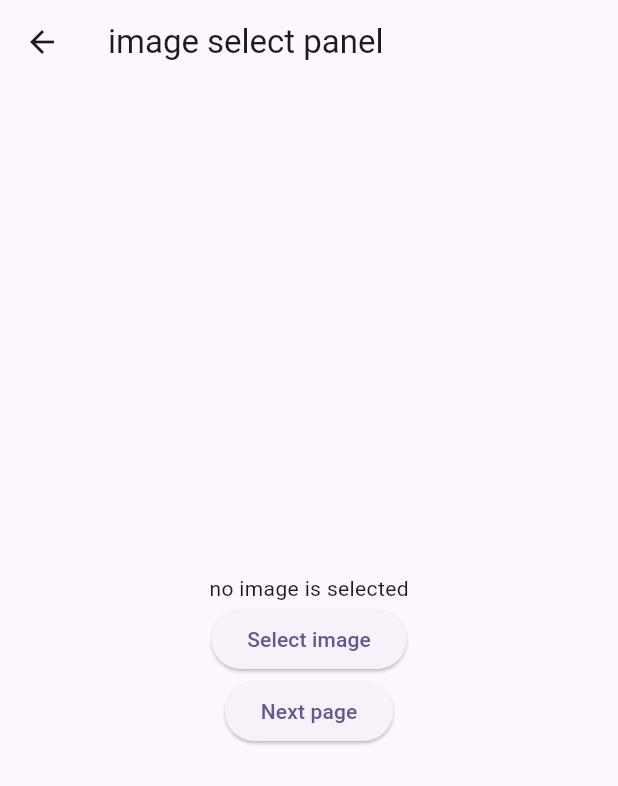
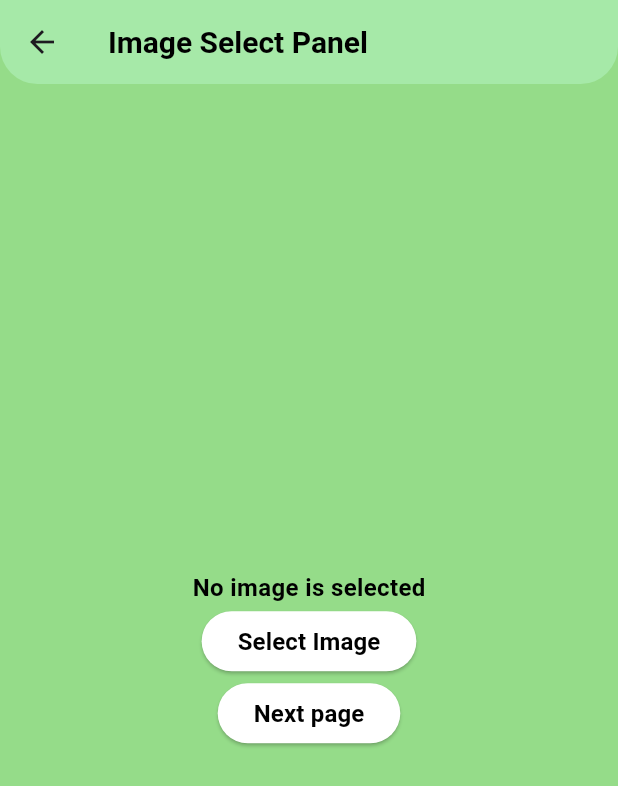
Before and after one commit to IsurGimhan/Software-Development-Group-Project, a Flutter app: the leaf_image_take screen opened directly, on a phone screen of 412 x 824 dp. Shown: the top 786 px of the screen. Run offline on Flutter 3.47's test engine with Material 3 defaults, Android fonts, the phone set to English and light mode, and no system bars; our stand-ins replace font_awesome_flutter, image_picker, logger, webview_flutter.

Commit message:
leaf image taker app design

```diff
--- a/flutterFrontend/project_front_end/lib/leaf_image_taker.dart
+++ b/flutterFrontend/project_front_end/lib/leaf_image_taker.dart
@@ -27,14 +27,36 @@ class _HomeScreenState extends State<leaf_image_take> {
   Widget build(BuildContext context) {
     return Scaffold(
       appBar: AppBar(
-        title: const Text('image select panel'),
+        title: const Text('Image Select Panel',
+            style: TextStyle(
+              fontSize: 20, // Set font size
+              fontWeight: FontWeight.bold, // Set font weight
+              color: Color.fromARGB(255, 0, 0, 0),
+            )),
+        backgroundColor: const Color.fromARGB(255, 166, 233, 168),
+        shape: const RoundedRectangleBorder(
+          borderRadius: BorderRadius.only(
+            bottomLeft: Radius.circular(25),
+            bottomRight: Radius.circular(25),
+          ),
+        ),
       ),
+      backgroundColor: const Color.fromRGBO(149, 220, 137, 1),
       body: Center(
         child: Column(mainAxisAlignment: MainAxisAlignment.center, children: [
           selectedImage != null
               ? Image.file(selectedImage!)
-              : const Text('no image is selected'),
+              : const Text('No image is selected',
+                  style: TextStyle(
+                    fontSize: 16, // Set font size
+                    fontWeight: FontWeight.bold, // Set font weight
+                    color: Color.fromARGB(255, 0, 0, 0),
+                  )),
           ElevatedButton(
+            style: ElevatedButton.styleFrom(
+              backgroundColor:
+                  const Color.fromARGB(255, 255, 255, 255), // Set button color
+            ),
             onPressed: () {
               showModalBottomSheet(
                 context: context,
@@ -43,26 +65,40 @@ class _HomeScreenState extends State<leaf_image_take> {
                   return Container(
                     height: 200,
                     width: 500,
-                    color: const Color.fromRGBO(149, 220, 137, 1),
+                    color: const Color.fromARGB(255, 166, 233, 168),
                     child: Column(
                       mainAxisAlignment: MainAxisAlignment.center,
                       children: [
                         // gallery selecting button
                         ElevatedButton.icon(
+                          style: ElevatedButton.styleFrom(
+                            backgroundColor: const Color.fromARGB(
+                                255, 255, 255, 255), // Set button color
+                          ),
                           onPressed: () {
                             selectImageFromGallery();
                           },
-                          icon: const Icon(Icons.photo),
-                          label: const Text('Browse Gallery'),
+                          icon: const Icon(Icons.photo,
+                              color: Color.fromARGB(255, 0, 0, 0)),
+                          label: const Text('Browse Gallery',
+                              style: TextStyle(
+                                  color: Color.fromARGB(255, 0, 0, 0))),
                         ),
                         const Text('OR'),
                         // camera selecting button
                         ElevatedButton.icon(
+                          style: ElevatedButton.styleFrom(
+                            backgroundColor: const Color.fromARGB(
+                                255, 255, 255, 255), // Set button color
+                          ),
                           onPressed: () {
                             captureImageFromCamera();
                           },
-                          icon: const Icon(Icons.camera_alt),
-                          label: const Text('Use Camera'),
+                          icon: const Icon(Icons.camera_alt,
+                              color: Color.fromARGB(255, 0, 0, 0)),
+                          label: const Text('Use Camera',
+                              style: TextStyle(
+                                  color: Color.fromARGB(255, 0, 0, 0))),
                         ),
                       ],
                     ),
@@ -70,9 +106,18 @@ class _HomeScreenState extends State<leaf_image_take> {
                 },
               );
             },
-            child: const Text('Select image'),
+            child: const Text('Select Image',
+                style: TextStyle(
+                  fontSize: 16, // Set font size
+                  fontWeight: FontWeight.bold, // Set font weight
+                  color: Color.fromARGB(255, 0, 0, 0),
+                )),
           ),
           ElevatedButton(
+            style: ElevatedButton.styleFrom(
+              backgroundColor:
+                  const Color.fromARGB(255, 255, 255, 255), // Set button color
+            ),
             onPressed: () async {
               var treeType = await sendImageToBackend(selectedImage!);
               // ignore: use_build_context_synchronously
@@ -83,7 +128,12 @@ class _HomeScreenState extends State<leaf_image_take> {
                 ),
               );
             },
-            child: const Text("Next page"),
+            child: const Text("Next page",
+                style: TextStyle(
+                  fontSize: 16, // Set font size
+                  fontWeight: FontWeight.bold, // Set font weight
+                  color: Color.fromARGB(255, 0, 0, 0),
+                )),
           ),
         ]),
       ),
```
